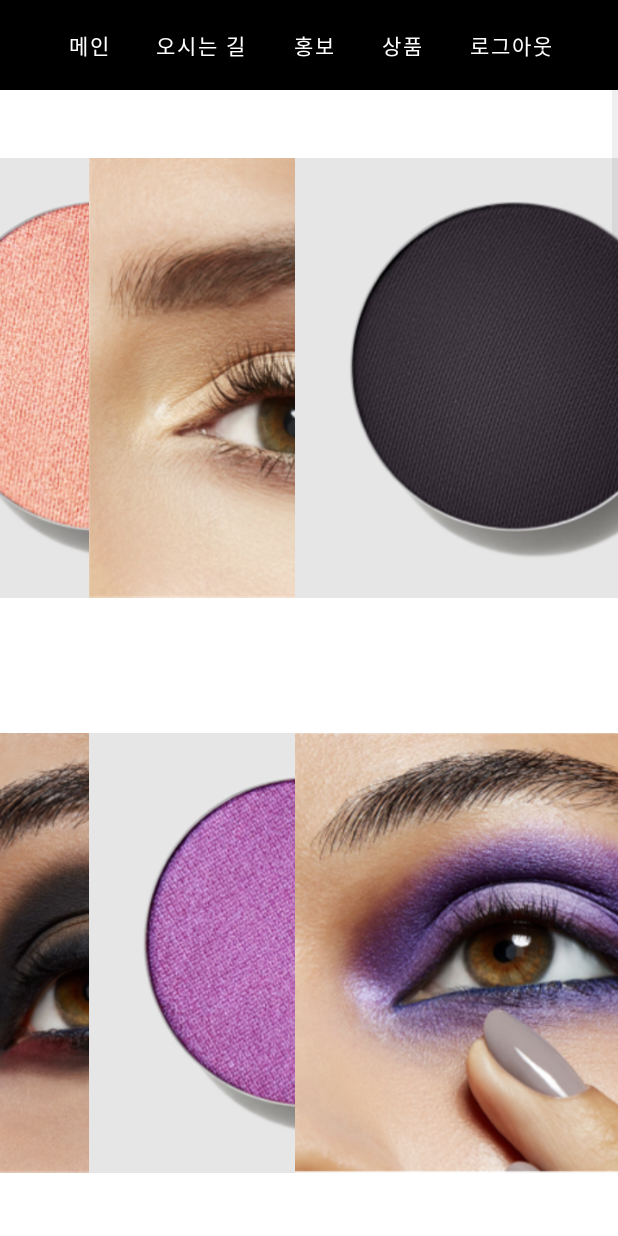
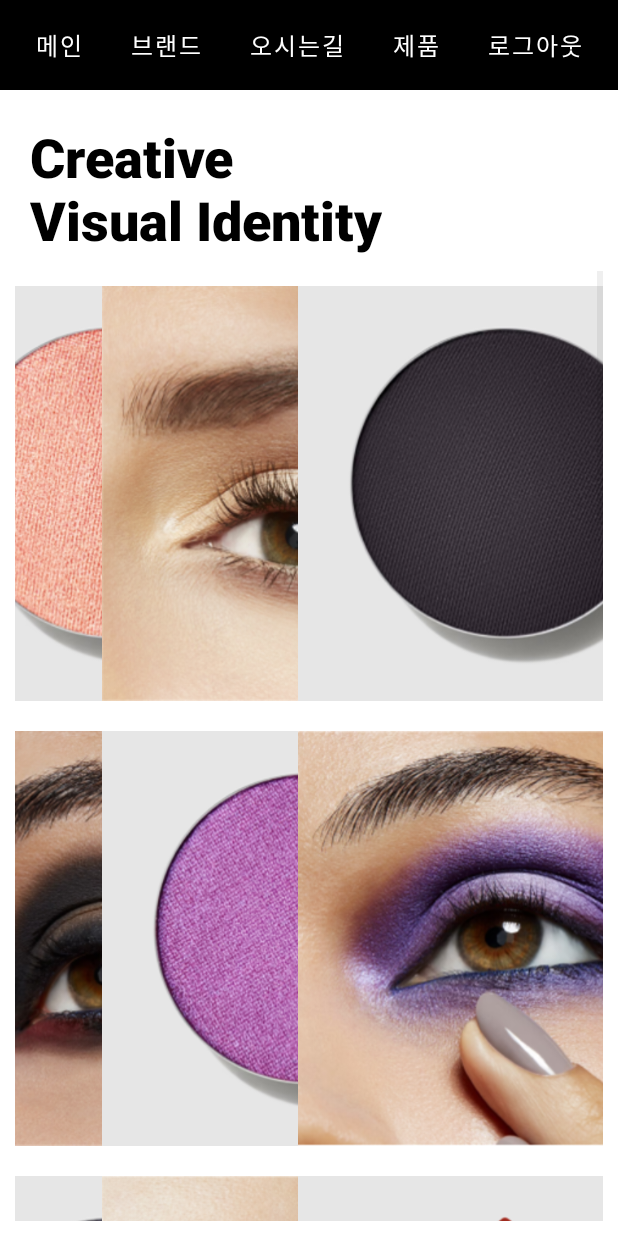
Before and after one commit to jungenjin/glowup, an Android app: the GoodsInfoActivity screen opened directly, with no data from a screen before it, on a phone screen of 412 x 824 dp. Run offline under Robolectric (Android 15) with nearby library versions, the phone set to English and light mode, and no system bars.

Commit message:
안드로이드앱 UI 수정

```diff
--- a/AndroidApp_FrontEnd/app/src/main/java/com/android/androidapp_frontend/GoodsInfoActivity.java
+++ b/AndroidApp_FrontEnd/app/src/main/java/com/android/androidapp_frontend/GoodsInfoActivity.java
@@ -110,9 +110,9 @@ public class GoodsInfoActivity extends AppCompatActivity {
         @Override
         public View getView(int position, View convertView, ViewGroup parent) {
             ImageView imageView = new ImageView(context);
-            imageView.setLayoutParams(new GridView.LayoutParams(460, 575));
+            imageView.setLayoutParams(new GridView.LayoutParams(445, 445));
             imageView.setScaleType(ImageView.ScaleType.FIT_CENTER);
-            imageView.setPadding(10,10,10,10);
+            imageView.setPadding(10,15,10,15);
             imageView.setImageResource(posterID[position]);
 
             final int pos = position;
--- a/AndroidApp_FrontEnd/app/src/main/java/com/android/androidapp_frontend/MainFragment.java
+++ b/AndroidApp_FrontEnd/app/src/main/java/com/android/androidapp_frontend/MainFragment.java
@@ -84,7 +84,7 @@ public class MainFragment extends Fragment implements OnMapReadyCallback {
 
         googleMap.addMarker(new MarkerOptions()
                 .position(new LatLng(37.5213, 127.0222))
-                .title("Glow up 찾아오시는 길"));
+                .title("Glow up"));
 
     }
 
--- a/AndroidApp_FrontEnd/app/src/main/res/layout/activity_goods_info.xml
+++ b/AndroidApp_FrontEnd/app/src/main/res/layout/activity_goods_info.xml
@@ -1,26 +1,32 @@
 <?xml version="1.0" encoding="utf-8"?>
-<androidx.constraintlayout.widget.ConstraintLayout xmlns:android="http://schemas.android.com/apk/res/android"
+<LinearLayout xmlns:android="http://schemas.android.com/apk/res/android"
     xmlns:app="http://schemas.android.com/apk/res-auto"
     xmlns:tools="http://schemas.android.com/tools"
     android:layout_width="match_parent"
     android:layout_height="match_parent"
     android:orientation="vertical"
-    tools:context=".GoodsInfoActivity">
+    tools:context=".MainActivity">
 
-    <include
-        android:id="@+id/include2"
-        layout="@layout/toolbar" />
+    <include layout="@layout/toolbar" />
+
+    <TextView
+        android:id="@+id/textView"
+        android:layout_width="wrap_content"
+        android:layout_height="wrap_content"
+        android:layout_marginLeft="20dp"
+        android:layout_marginTop="20dp"
+        android:text="Creative\nVisual Identity"
+        android:textColor="#000000"
+        android:textSize="36sp"
+        app:fontFamily="sans-serif-black" />
 
     <GridView
         android:id="@+id/gridview1"
-        android:layout_width="0dp"
-        android:layout_height="0dp"
+        android:layout_width="match_parent"
+        android:layout_height="wrap_content"
         android:gravity="center"
-        android:numColumns="3"
-        app:layout_constraintBottom_toBottomOf="parent"
-        app:layout_constraintEnd_toEndOf="parent"
-        app:layout_constraintStart_toStartOf="parent"
-        app:layout_constraintTop_toBottomOf="@+id/include2" />
+        android:layout_margin="10dp"
+        android:numColumns="3" />
 
 
-</androidx.constraintlayout.widget.ConstraintLayout>
+</LinearLayout>
--- a/AndroidApp_FrontEnd/app/src/main/res/layout/toolbar.xml
+++ b/AndroidApp_FrontEnd/app/src/main/res/layout/toolbar.xml
@@ -8,7 +8,7 @@
 
     <androidx.appcompat.widget.Toolbar
         android:id="@+id/custom_toolbar"
-        android:layout_width="0dp"
+        android:layout_width="match_parent"
         android:layout_height="60dp"
         android:background="#000000"
         app:contentInsetStart="0dp"
@@ -23,11 +23,27 @@
             android:layout_gravity="center"
             android:id="@+id/btnGoMain"
             android:layout_width="wrap_content"
-            android:layout_height="48dp"
+            android:layout_height="match_parent"
             android:minHeight="0dp"
             android:minWidth="0dp"
-            android:background="@drawable/edittext_rectangle"
+            android:layout_weight="5"
             android:text="메인"
+            android:textSize="16sp"
+            android:textColor="#ffffff"
+            app:backgroundTint="#000000"
+            app:layout_constraintBottom_toTopOf="@+id/mapview"
+            app:layout_constraintEnd_toStartOf="@+id/btnLocationGoMain" />
+
+        <Button
+            android:layout_gravity="center"
+            android:id="@+id/toolbar3"
+            android:layout_width="wrap_content"
+            android:layout_height="match_parent"
+            android:minHeight="0dp"
+            android:minWidth="0dp"
+            android:layout_weight="5"
+            android:text="브랜드"
+            android:textSize="16sp"
             android:textColor="#ffffff"
             app:backgroundTint="#000000"
             app:layout_constraintBottom_toTopOf="@+id/mapview"
@@ -37,25 +53,12 @@
             android:layout_gravity="center"
             android:id="@+id/toolbar2"
             android:layout_width="wrap_content"
-            android:layout_height="48dp"
+            android:layout_height="match_parent"
             android:minHeight="0dp"
             android:minWidth="0dp"
-            android:background="@drawable/edittext_rectangle"
-            android:text="오시는 길"
-            android:textColor="#ffffff"
-            app:backgroundTint="#000000"
-            app:layout_constraintBottom_toTopOf="@+id/mapview"
-            app:layout_constraintEnd_toStartOf="@+id/btnLocationGoMain" />
-
-        <Button
-            android:layout_gravity="center"
-            android:id="@+id/toolbar3"
-            android:layout_width="wrap_content"
-            android:layout_height="48dp"
-            android:minHeight="0dp"
-            android:minWidth="0dp"
-            android:background="@drawable/edittext_rectangle"
-            android:text="홍보"
+            android:layout_weight="5"
+            android:text="오시는길"
+            android:textSize="16sp"
             android:textColor="#ffffff"
             app:backgroundTint="#000000"
             app:layout_constraintBottom_toTopOf="@+id/mapview"
@@ -65,11 +68,12 @@
             android:layout_gravity="center"
             android:id="@+id/toolbar4"
             android:layout_width="wrap_content"
-            android:layout_height="48dp"
+            android:layout_height="match_parent"
             android:minHeight="0dp"
             android:minWidth="0dp"
-            android:background="@drawable/edittext_rectangle"
-            android:text="상품"
+            android:layout_weight="5"
+            android:text="제품"
+            android:textSize="16sp"
             android:textColor="#ffffff"
             app:backgroundTint="#000000"
             app:layout_constraintBottom_toTopOf="@+id/mapview"
@@ -80,11 +84,12 @@
             android:layout_gravity="center"
             android:id="@+id/btnHome"
             android:layout_width="wrap_content"
-            android:layout_height="48dp"
+            android:layout_height="match_parent"
             android:minHeight="0dp"
             android:minWidth="0dp"
-            android:background="@drawable/edittext_rectangle"
+            android:layout_weight="5"
             android:text="로그아웃"
+            android:textSize="16sp"
             android:textColor="#ffffff"
             app:backgroundTint="#000000"
             app:layout_constraintBottom_toTopOf="@+id/mapview"
```
Also changed, not shown: AndroidApp_FrontEnd/app/src/main/res/layout/activity_goods_pr.xml (+54 -14 lines), AndroidApp_FrontEnd/app/src/main/res/layout/activity_location.xml (+45 -4 lines).
